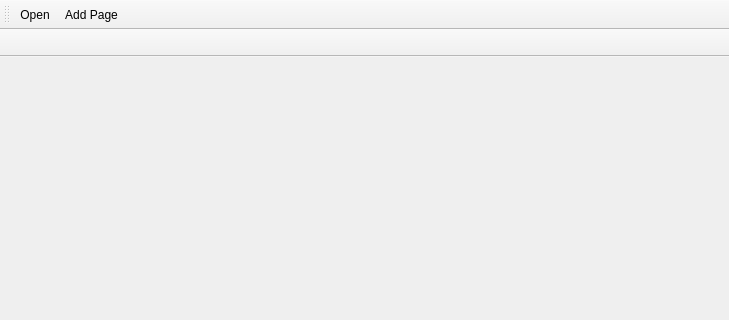
First picture: the form in src/app/ui/mainwindow.ui, repository PLLUG/sourceline, before the edit; both pictures show x 0 to 729 and y 0 to 320 of the 729 by 552 pixel window.
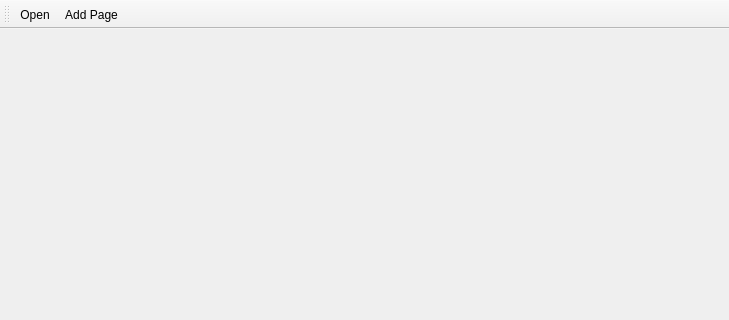
Second picture: the form after the edit. Icons and pictures are not drawn.

Commit message: Delete some unnecessary items and do tabs normally

The edit to the form file:
```diff
--- a/src/app/ui/mainwindow.ui
+++ b/src/app/ui/mainwindow.ui
@@ -28,7 +28,9 @@
   <property name="dockOptions">
    <set>QMainWindow::AllowNestedDocks|QMainWindow::AllowTabbedDocks|QMainWindow::AnimatedDocks|QMainWindow::ForceTabbedDocks</set>
   </property>
-  <widget class="QWidget" name="centralWidget"/>
+  <widget class="QWidget" name="centralWidget">
+   <layout class="QVBoxLayout" name="verticalLayout"/>
+  </widget>
   <widget class="QToolBar" name="toolBar">
    <property name="windowTitle">
     <string>toolBar</string>
@@ -43,26 +45,6 @@
    <addaction name="actionAdd_Page"/>
   </widget>
   <widget class="QStatusBar" name="statusBar"/>
-  <widget class="QToolBar" name="uiTabToolBar">
-   <property name="minimumSize">
-    <size>
-     <width>0</width>
-     <height>28</height>
-    </size>
-   </property>
-   <property name="windowTitle">
-    <string>toolBar_2</string>
-   </property>
-   <property name="movable">
-    <bool>false</bool>
-   </property>
-   <attribute name="toolBarArea">
-    <enum>TopToolBarArea</enum>
-   </attribute>
-   <attribute name="toolBarBreak">
-    <bool>true</bool>
-   </attribute>
-  </widget>
   <widget class="QMenuBar" name="menuBar">
    <property name="geometry">
     <rect>
```
The commit also changes 4 other files.
